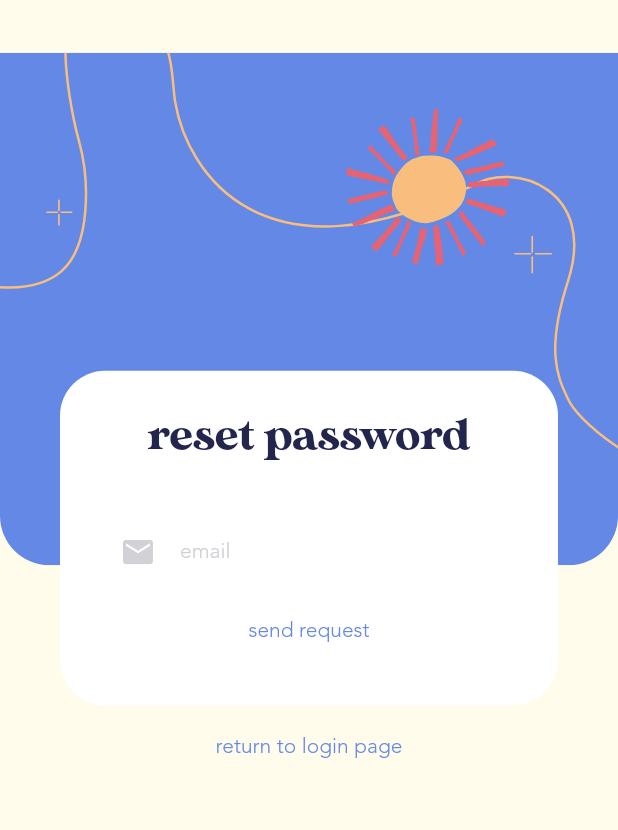
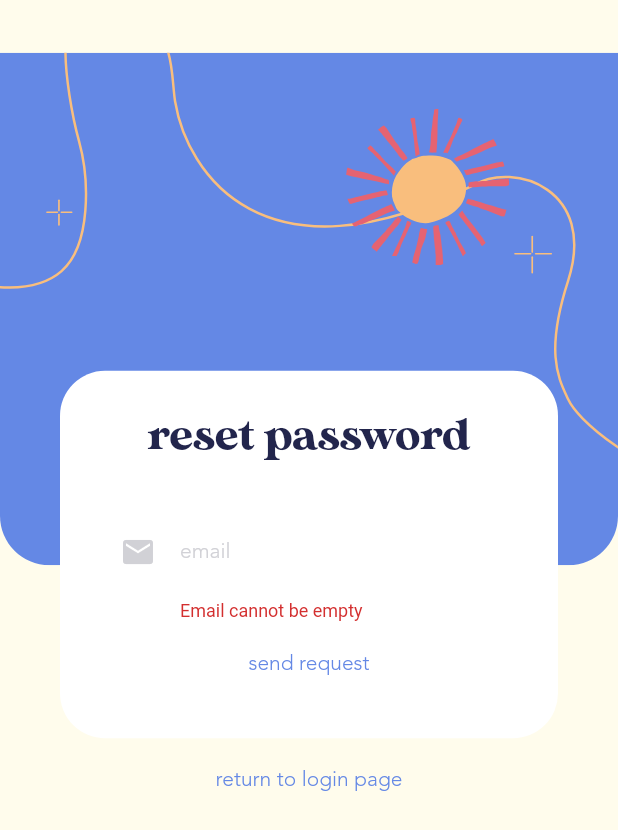
Before and after one commit to roharal/CZ2006-Project, a Flutter app: the ForgotPasswordScreen screen opened by its route, after a tap on "send request", on a phone screen of 412 x 824 dp. Shown: the top 830 px of the screen. Run offline on Flutter 3.47's test engine with Material 2 defaults, Android fonts, the phone set to English and light mode, and no system bars; our stand-ins replace cloud_firestore, file_picker, firebase_auth, firebase_core, firebase_messaging, firebase_storage and 7 more; missing offline and left inert: dart:ffi; accounts and stored records are empty.

Commit message:
Minor changes

```diff
--- a/exploresg/lib/helper/authController.dart
+++ b/exploresg/lib/helper/authController.dart
@@ -36,7 +36,7 @@ class AuthController {
       return user;
     } catch (error) {
       print(error.toString());
-      return null;
+      return error.toString();
     }
   }
 
@@ -123,9 +123,9 @@ class AuthController {
   Future<String?> loginUsingEmail(String email, String password) async {
     var token;
     try {
-      User user = await this.signInEmail(email, password);
+      var user = await this.signInEmail(email, password);
       token = await _fcm.getToken();
-      this.updateUserById(user.uid, {"token": token});
+      this.updateUserById(user!.uid, {"token": token});
       return null;
     } on FirebaseAuthException catch (e) {
       return e.toString();
--- a/exploresg/lib/main.dart
+++ b/exploresg/lib/main.dart
@@ -30,7 +30,6 @@ class MyApp extends StatelessWidget {
         SignUpScreen.routeName: (context) => SignUpScreen(),
         VerifyScreen.routeName: (context) => VerifyScreen(),
         ForgotPasswordScreen.routeName: (context) => ForgotPasswordScreen(),
-        ChangePasswordScreen.routeName: (context) => ChangePasswordScreen()
       },
       onGenerateRoute: (RouteSettings settings) {
         assert(false, 'Need to implement ${settings.name}');
--- a/exploresg/lib/screens/forgotpassword.dart
+++ b/exploresg/lib/screens/forgotpassword.dart
@@ -13,6 +13,7 @@ class ForgotPasswordScreen extends StatefulWidget {
 class _ForgetPasswordScreenState extends State<ForgotPasswordScreen> {
   final auth = FirebaseAuth.instance;
   late String _email;
+  final _emailKey = GlobalKey<FormState>();
 
   Widget _topBar(double width) {
     return FittedBox(
@@ -42,7 +43,7 @@ class _ForgetPasswordScreenState extends State<ForgotPasswordScreen> {
       child: Column(crossAxisAlignment: CrossAxisAlignment.center, children: [
         textMajor("reset password", Color(0xff22254C), 30),
         SizedBox(height: 30),
-        _emailTextField(),
+        _emailForm(),
         _sendRequest()
       ]),
     );
@@ -77,6 +78,15 @@ class _ForgetPasswordScreenState extends State<ForgotPasswordScreen> {
         ));
   }
 
+  Widget _emailForm() {
+    return Form(
+      key: _emailKey,
+      child: Container(
+        child: _emailTextField(),
+      )
+    );
+  }
+
   Widget _sendRequest() {
     return Row(mainAxisAlignment: MainAxisAlignment.spaceAround, children: [
       ElevatedButton(
@@ -86,8 +96,7 @@ class _ForgetPasswordScreenState extends State<ForgotPasswordScreen> {
               shape: RoundedRectangleBorder(
                   borderRadius: BorderRadius.circular(20))),
           onPressed: () {
-            auth.sendPasswordResetEmail(email: _email);
-            Navigator.pushReplacementNamed(context, LoginScreen.routeName);
+            _validate();
           },
           child: textMinor(
             'send request',
@@ -106,6 +115,16 @@ class _ForgetPasswordScreenState extends State<ForgotPasswordScreen> {
       return 'Enter a valid email';
     else
       return null;
+  }
+
+  void _validate() {
+    if (_emailKey.currentState!.validate()) {
+      _emailKey.currentState!.save();
+      setState(() {
+        auth.sendPasswordResetEmail(email: _email);
+        Navigator.pushReplacementNamed(context, LoginScreen.routeName);
+      });
+    }
   }
 
   Widget build(BuildContext context) {
--- a/exploresg/lib/screens/profile.dart
+++ b/exploresg/lib/screens/profile.dart
@@ -187,9 +187,7 @@ class _ProfileScreen extends State<ProfileScreen> {
                     fontWeight: FontWeight.bold,
                   )),
               onPressed: () {
-                Navigator.of(context).push(MaterialPageRoute(
-                  builder: (context) => ChangePasswordScreen(),
-                ));
+                Navigator.pushNamed(context, ChangePasswordScreen.routeName, arguments: ChangePasswordArguments(_userModel.email));
               },
               style: ButtonStyle(
                   backgroundColor: MaterialStateProperty.all(Colors.grey),
```
Also changed, not shown: exploresg/lib/screens/base.dart (+18 -2 lines), exploresg/lib/screens/changePassword.dart (+44 -33 lines), exploresg/lib/screens/login.dart (+9 -1 lines).
